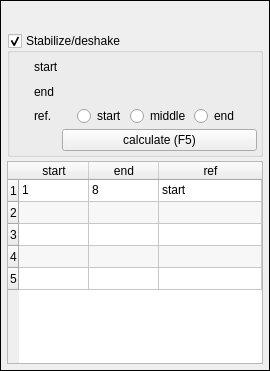
Above: tools/video_editor/ui/ui_widget_stabilize.ui from JepEtau/mco before the change. Below: the same form after it.
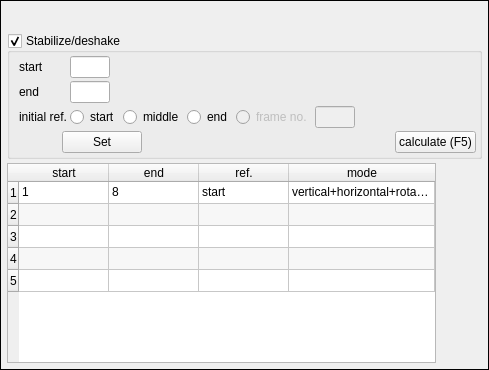
That is the form after the change. Icons and pictures are not drawn.

Commit message: stabilize widget

The edit to the form file:
```diff
--- a/tools/video_editor/ui/ui_widget_stabilize.ui
+++ b/tools/video_editor/ui/ui_widget_stabilize.ui
@@ -6,8 +6,8 @@
    <rect>
     <x>0</x>
     <y>0</y>
-    <width>270</width>
-    <height>371</height>
+    <width>489</width>
+    <height>370</height>
    </rect>
   </property>
   <property name="sizePolicy">
@@ -233,6 +233,72 @@
            <property name="spacing">
             <number>3</number>
            </property>
+           <item row="1" column="3">
+            <layout class="QHBoxLayout" name="horizontalLayout_3">
+             <item>
+              <widget class="QLineEdit" name="lineEdit_end">
+               <property name="maximumSize">
+                <size>
+                 <width>40</width>
+                 <height>16777215</height>
+                </size>
+               </property>
+               <property name="focusPolicy">
+                <enum>Qt::NoFocus</enum>
+               </property>
+              </widget>
+             </item>
+             <item>
+              <widget class="QPushButton" name="pushButton_set_end">
+               <property name="sizePolicy">
+                <sizepolicy hsizetype="Maximum" vsizetype="Fixed">
+                 <horstretch>0</horstretch>
+                 <verstretch>0</verstretch>
+                </sizepolicy>
+               </property>
+               <property name="maximumSize">
+                <size>
+                 <width>25</width>
+                 <height>16777215</height>
+                </size>
+               </property>
+               <property name="focusPolicy">
+                <enum>Qt::NoFocus</enum>
+               </property>
+               <property name="text">
+                <string/>
+               </property>
+               <property name="icon">
+                <iconset>
+                 <normaloff>icons/page_white_pick.png</normaloff>icons/page_white_pick.png</iconset>
+               </property>
+               <property name="flat">
+                <bool>true</bool>
+               </property>
+              </widget>
+             </item>
+             <item>
+              <spacer name="horizontalSpacer_3">
+               <property name="orientation">
+                <enum>Qt::Horizontal</enum>
+               </property>
+               <property name="sizeHint" stdset="0">
+                <size>
+                 <width>40</width>
+                 <height>20</height>
+                </size>
+               </property>
+              </spacer>
+             </item>
+            </layout>
+           </item>
+           <item row="2" column="0">
+            <widget class="QLabel" name="label_4">
+             <property name="text">
+              <string>initial ref.</string>
+             </property>
+            </widget>
+           </item>
            <item row="0" column="0">
             <widget class="QLabel" name="label">
              <property name="sizePolicy">
@@ -246,35 +312,6 @@
              </property>
             </widget>
            </item>
-           <item row="0" column="1">
-            <widget class="QPushButton" name="pushButton_set_start">
-             <property name="sizePolicy">
-              <sizepolicy hsizetype="Maximum" vsizetype="Fixed">
-               <horstretch>0</horstretch>
-               <verstretch>0</verstretch>
-              </sizepolicy>
-             </property>
-             <property name="maximumSize">
-              <size>
-               <width>25</width>
-               <height>16777215</height>
-              </size>
-             </property>
-             <property name="focusPolicy">
-              <enum>Qt::NoFocus</enum>
-             </property>
-             <property name="text">
-              <string/>
-             </property>
-             <property name="icon">
-              <iconset>
-               <normaloff>icons/page_white_pick.png</normaloff>icons/page_white_pick.png</iconset>
-             </property>
-             <property name="flat">
-              <bool>true</bool>
-             </property>
-            </widget>
-           </item>
            <item row="1" column="0">
             <widget class="QLabel" name="label_3">
              <property name="text">
@@ -282,36 +319,7 @@
              </property>
             </widget>
            </item>
-           <item row="1" column="1">
-            <widget class="QPushButton" name="pushButton_set_end">
-             <property name="sizePolicy">
-              <sizepolicy hsizetype="Maximum" vsizetype="Fixed">
-               <horstretch>0</horstretch>
-               <verstretch>0</verstretch>
-              </sizepolicy>
-             </property>
-             <property name="maximumSize">
-              <size>
-               <width>25</width>
-               <height>16777215</height>
-              </size>
-             </property>
-             <property name="focusPolicy">
-              <enum>Qt::NoFocus</enum>
-             </property>
-             <property name="text">
-              <string/>
-             </property>
-             <property name="icon">
-              <iconset>
-               <normaloff>icons/page_white_pick.png</normaloff>icons/page_white_pick.png</iconset>
-             </property>
-             <property name="flat">
-              <bool>true</bool>
-             </property>
-            </widget>
-           </item>
-           <item row="2" column="1">
+           <item row="2" column="3">
             <layout class="QHBoxLayout" name="horizontalLayout_4">
              <item>
               <widget class="QRadioButton" name="radioButton_4">
@@ -343,14 +351,143 @@
                </property>
               </widget>
              </item>
+             <item>
+              <widget class="QRadioButton" name="radioButton_5">
+               <property name="enabled">
+                <bool>false</bool>
+               </property>
+               <property name="focusPolicy">
+                <enum>Qt::NoFocus</enum>
+               </property>
+               <property name="text">
+                <string>frame no.</string>
+               </property>
+              </widget>
+             </item>
+             <item>
+              <widget class="QLineEdit" name="lineEdit">
+               <property name="enabled">
+                <bool>false</bool>
+               </property>
+               <property name="maximumSize">
+                <size>
+                 <width>40</width>
+                 <height>16777215</height>
+                </size>
+               </property>
+               <property name="focusPolicy">
+                <enum>Qt::NoFocus</enum>
+               </property>
+               <property name="readOnly">
+                <bool>true</bool>
+               </property>
+              </widget>
+             </item>
+             <item>
+              <widget class="QPushButton" name="pushButton_set_ref">
+               <property name="enabled">
+                <bool>false</bool>
+               </property>
+               <property name="sizePolicy">
+                <sizepolicy hsizetype="Maximum" vsizetype="Fixed">
+                 <horstretch>0</horstretch>
+                 <verstretch>0</verstretch>
+                </sizepolicy>
+               </property>
+               <property name="maximumSize">
+                <size>
+                 <width>25</width>
+                 <height>16777215</height>
+                </size>
+               </property>
+               <property name="focusPolicy">
+                <enum>Qt::NoFocus</enum>
+               </property>
+               <property name="text">
+                <string/>
+               </property>
+               <property name="icon">
+                <iconset>
+                 <normaloff>icons/page_white_pick.png</normaloff>icons/page_white_pick.png</iconset>
+               </property>
+               <property name="flat">
+                <bool>true</bool>
+               </property>
+              </widget>
+             </item>
+             <item>
+              <spacer name="horizontalSpacer_2">
+               <property name="orientation">
+                <enum>Qt::Horizontal</enum>
+               </property>
+               <property name="sizeHint" stdset="0">
+                <size>
+                 <width>40</width>
+                 <height>20</height>
+                </size>
+               </property>
+              </spacer>
+             </item>
             </layout>
            </item>
-           <item row="2" column="0">
-            <widget class="QLabel" name="label_4">
-             <property name="text">
-              <string>ref.</string>
-             </property>
-            </widget>
+           <item row="0" column="3">
+            <layout class="QHBoxLayout" name="horizontalLayout_5">
+             <item>
+              <widget class="QLineEdit" name="lineEdit_start">
+               <property name="maximumSize">
+                <size>
+                 <width>40</width>
+                 <height>16777215</height>
+                </size>
+               </property>
+               <property name="focusPolicy">
+                <enum>Qt::NoFocus</enum>
+               </property>
+              </widget>
+             </item>
+             <item>
+              <widget class="QPushButton" name="pushButton_set_start">
+               <property name="sizePolicy">
+                <sizepolicy hsizetype="Maximum" vsizetype="Fixed">
+                 <horstretch>0</horstretch>
+                 <verstretch>0</verstretch>
+                </sizepolicy>
+               </property>
+               <property name="maximumSize">
+                <size>
+                 <width>25</width>
+                 <height>16777215</height>
+                </size>
+               </property>
+               <property name="focusPolicy">
+                <enum>Qt::NoFocus</enum>
+               </property>
+               <property name="text">
+                <string/>
+               </property>
+               <property name="icon">
+                <iconset>
+                 <normaloff>icons/page_white_pick.png</normaloff>icons/page_white_pick.png</iconset>
+               </property>
+               <property name="flat">
+                <bool>true</bool>
+               </property>
+              </widget>
+             </item>
+             <item>
+              <spacer name="horizontalSpacer_4">
+               <property name="orientation">
+                <enum>Qt::Horizontal</enum>
+               </property>
+               <property name="sizeHint" stdset="0">
+                <size>
+                 <width>40</width>
+                 <height>20</height>
+                </size>
+               </property>
+              </spacer>
+             </item>
+            </layout>
            </item>
           </layout>
          </item>
@@ -379,6 +516,29 @@
              </property>
             </widget>
            </item>
+           <item>
+            <widget class="QPushButton" name="pushButton_set">
+             <property name="focusPolicy">
+              <enum>Qt::NoFocus</enum>
+             </property>
+             <property name="text">
+              <string>Set</string>
+             </property>
+            </widget>
+           </item>
+           <item>
+            <spacer name="horizontalSpacer_5">
+             <property name="orientation">
+              <enum>Qt::Horizontal</enum>
+             </property>
+             <property name="sizeHint" stdset="0">
+              <size>
+               <width>40</width>
+               <height>20</height>
+              </size>
+             </property>
+            </spacer>
+           </item>
            <item>
             <widget class="QPushButton" name="pushButton_calculate">
              <property name="focusPolicy">
@@ -396,6 +556,12 @@
       </item>
       <item>
        <widget class="QTableWidget" name="tableWidget_stabilize">
+        <property name="sizePolicy">
+         <sizepolicy hsizetype="Maximum" vsizetype="Expanding">
+          <horstretch>0</horstretch>
+          <verstretch>0</verstretch>
+         </sizepolicy>
+        </property>
         <property name="focusPolicy">
          <enum>Qt::NoFocus</enum>
         </property>
@@ -408,6 +574,9 @@
         <property name="horizontalScrollBarPolicy">
          <enum>Qt::ScrollBarAlwaysOff</enum>
         </property>
+        <property name="sizeAdjustPolicy">
+         <enum>QAbstractScrollArea::AdjustToContents</enum>
+        </property>
         <property name="editTriggers">
          <set>QAbstractItemView::SelectedClicked</set>
         </property>
@@ -429,11 +598,20 @@
         <property name="sortingEnabled">
          <bool>false</bool>
         </property>
+        <property name="wordWrap">
+         <bool>false</bool>
+        </property>
+        <property name="cornerButtonEnabled">
+         <bool>false</bool>
+        </property>
         <property name="rowCount">
          <number>5</number>
         </property>
+        <property name="columnCount">
+         <number>4</number>
+        </property>
         <attribute name="horizontalHeaderDefaultSectionSize">
-         <number>70</number>
+         <number>90</number>
         </attribute>
         <attribute name="horizontalHeaderStretchLastSection">
          <bool>true</bool>
@@ -477,7 +655,12 @@
         </column>
         <column>
          <property name="text">
-          <string>ref</string>
+          <string>ref.</string>
+         </property>
+        </column>
+        <column>
+         <property name="text">
+          <string>mode</string>
          </property>
         </column>
         <item row="0" column="0">
@@ -495,6 +678,11 @@
           <string>start</string>
          </property>
         </item>
+        <item row="0" column="3">
+         <property name="text">
+          <string>vertical+horizontal+rotation</string>
+         </property>
+        </item>
        </widget>
       </item>
      </layout>
```
The commit also changes 12 other files.
